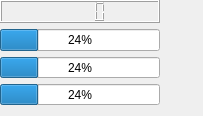
This is ball.ui in Chal-Meng/Class-Process-Bar as Qt 5 draws it before an edit. The edited form follows.
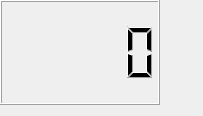
This is the edited form.

```diff
--- a/ball.ui
+++ b/ball.ui
@@ -45,29 +45,7 @@
      <widget class="QLCDNumber" name="lcdNumber"/>
     </item>
     <item>
-     <layout class="QVBoxLayout" name="processLayout">
-      <item>
-       <widget class="QProgressBar" name="progressBar">
-        <property name="value">
-         <number>24</number>
-        </property>
-       </widget>
-      </item>
-      <item>
-       <widget class="QProgressBar" name="progressBar_2">
-        <property name="value">
-         <number>24</number>
-        </property>
-       </widget>
-      </item>
-      <item>
-       <widget class="QProgressBar" name="progressBar_3">
-        <property name="value">
-         <number>24</number>
-        </property>
-       </widget>
-      </item>
-     </layout>
+     <layout class="QFormLayout" name="formLayout"/>
     </item>
    </layout>
   </widget>
```
